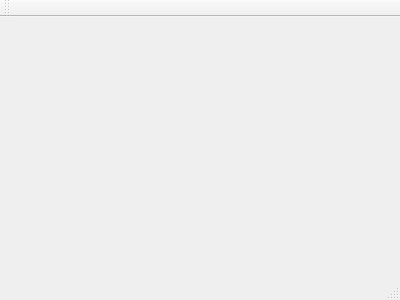
Before: the Qt Designer form mainwindow.ui in war-and-peace/diffEq, drawn with Qt 5.
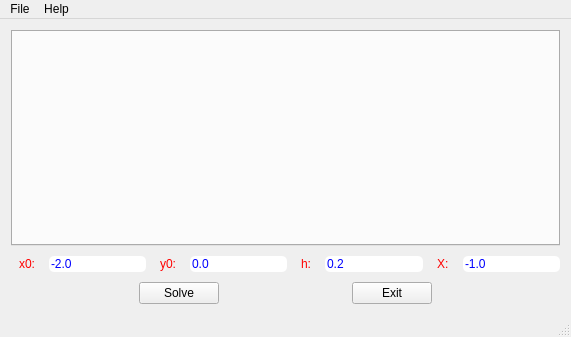
After: the same form once the commit is applied.

Diff of the .ui file:
```diff
--- a/mainwindow.ui
+++ b/mainwindow.ui
@@ -1,24 +1,204 @@
 <ui version="4.0">
  <class>MainWindow</class>
- <widget class="QMainWindow" name="MainWindow" >
-  <property name="geometry" >
+ <widget class="QMainWindow" name="MainWindow">
+  <property name="geometry">
    <rect>
     <x>0</x>
     <y>0</y>
-    <width>400</width>
-    <height>300</height>
+    <width>571</width>
+    <height>337</height>
    </rect>
   </property>
   <property name="windowTitle" >
    <string>MainWindow</string>
   </property>
-  <widget class="QMenuBar" name="menuBar" />
-  <widget class="QToolBar" name="mainToolBar" />
-  <widget class="QWidget" name="centralWidget" />
-  <widget class="QStatusBar" name="statusBar" />
+  <property name="styleSheet">
+   <string notr="true">QLabel{
+	font: Courier;
+	color: red;
+	padding: 5px;
+}
+
+QLineEdit{
+	size: 10sp;
+	color: blue;
+	border-radius: 5px;
+}</string>
+  </property>
+  <widget class="QWidget" name="centralWidget">
+   <layout class="QVBoxLayout" name="verticalLayout">
+    <item>
+     <widget class="QTabWidget" name="tabWidget">
+      <property name="currentIndex">
+       <number>-1</number>
+      </property>
+     </widget>
+    </item>
+    <item>
+     <layout class="QHBoxLayout" name="horizontalLayout">
+      <property name="bottomMargin">
+       <number>0</number>
+      </property>
+      <item>
+       <widget class="QLabel" name="label">
+        <property name="text">
+         <string>x0:</string>
+        </property>
+       </widget>
+      </item>
+      <item>
+       <widget class="QLineEdit" name="lineEdit">
+        <property name="text">
+         <string>-2.0</string>
+        </property>
+       </widget>
+      </item>
+      <item>
+       <widget class="QLabel" name="label_2">
+        <property name="text">
+         <string>y0:</string>
+        </property>
+       </widget>
+      </item>
+      <item>
+       <widget class="QLineEdit" name="lineEdit_2">
+        <property name="text">
+         <string>0.0</string>
+        </property>
+       </widget>
+      </item>
+      <item>
+       <widget class="QLabel" name="label_3">
+        <property name="text">
+         <string>h:</string>
+        </property>
+       </widget>
+      </item>
+      <item>
+       <widget class="QLineEdit" name="lineEdit_3">
+        <property name="text">
+         <string>0.2</string>
+        </property>
+       </widget>
+      </item>
+      <item>
+       <widget class="QLabel" name="label_4">
+        <property name="text">
+         <string>X:</string>
+        </property>
+       </widget>
+      </item>
+      <item>
+       <widget class="QLineEdit" name="lineEdit_4">
+        <property name="text">
+         <string>-1.0</string>
+        </property>
+       </widget>
+      </item>
+     </layout>
+    </item>
+    <item>
+     <layout class="QHBoxLayout" name="horizontalLayout_2">
+      <property name="bottomMargin">
+       <number>0</number>
+      </property>
+      <item>
+       <spacer name="horizontalSpacer">
+        <property name="orientation">
+         <enum>Qt::Horizontal</enum>
+        </property>
+        <property name="sizeHint" stdset="0">
+         <size>
+          <width>40</width>
+          <height>20</height>
+         </size>
+        </property>
+       </spacer>
+      </item>
+      <item>
+       <widget class="QPushButton" name="pushButton">
+        <property name="text">
+         <string>Solve</string>
+        </property>
+        <property name="autoDefault">
+         <bool>false</bool>
+        </property>
+       </widget>
+      </item>
+      <item>
+       <spacer name="horizontalSpacer_3">
+        <property name="orientation">
+         <enum>Qt::Horizontal</enum>
+        </property>
+        <property name="sizeHint" stdset="0">
+         <size>
+          <width>40</width>
+          <height>20</height>
+         </size>
+        </property>
+       </spacer>
+      </item>
+      <item>
+       <widget class="QPushButton" name="pushButton_2">
+        <property name="text">
+         <string>Exit</string>
+        </property>
+       </widget>
+      </item>
+      <item>
+       <spacer name="horizontalSpacer_2">
+        <property name="orientation">
+         <enum>Qt::Horizontal</enum>
+        </property>
+        <property name="sizeHint" stdset="0">
+         <size>
+          <width>40</width>
+          <height>20</height>
+         </size>
+        </property>
+       </spacer>
+      </item>
+     </layout>
+    </item>
+   </layout>
+  </widget>
+  <widget class="QMenuBar" name="menuBar">
+   <property name="geometry">
+    <rect>
+     <x>0</x>
+     <y>0</y>
+     <width>571</width>
+     <height>22</height>
+    </rect>
+   </property>
+   <widget class="QMenu" name="menuFile">
+    <property name="title">
+     <string>File</string>
+    </property>
+    <addaction name="actionExit"/>
+   </widget>
+   <widget class="QMenu" name="menuHelp">
+    <property name="title">
+     <string>Help</string>
+    </property>
+    <addaction name="actionAbout"/>
+   </widget>
+   <addaction name="menuFile"/>
+   <addaction name="menuHelp"/>
+  </widget>
+  <widget class="QStatusBar" name="statusBar"/>
+  <action name="actionExit">
+   <property name="text">
+    <string>Exit</string>
+   </property>
+  </action>
+  <action name="actionAbout">
+   <property name="text">
+    <string>About</string>
+   </property>
+  </action>
  </widget>
- <layoutDefault spacing="6" margin="11" />
- <pixmapfunction></pixmapfunction>
+ <layoutdefault spacing="6" margin="11"/>
  <resources/>
  <connections/>
 </ui>
```
Left out of the diff: 3 changed lines with no effect on the pictures.
